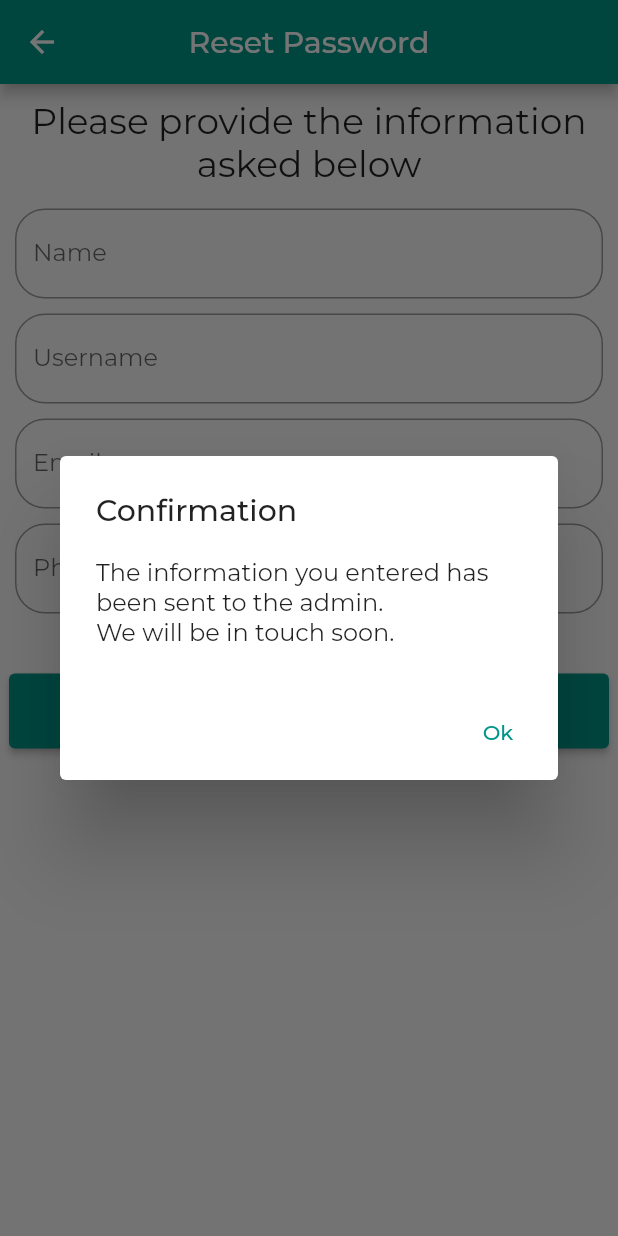
After one commit to b-codex/balemoya-frontend, a Flutter app: the ResetPassword screen opened by its route, after a tap on "Submit", on a phone screen of 412 x 824 dp. The commit adds this screen. Run offline on Flutter 3.47's test engine with Material 2 defaults, Android fonts, the phone set to English and light mode, and no system bars; our stand-ins replace file_picker, google_fonts, image_picker, introduction_screen.

Commit message:
reset password screen done

```diff
--- a/lib/account/profile/screens/profile_screen.dart
+++ b/lib/account/profile/screens/profile_screen.dart
@@ -25,30 +25,45 @@ PreferredSizeWidget _appBar(context) {
         itemBuilder: (context) {
           return <PopupMenuEntry>[
             PopupMenuItem(
-              child: TextButton(
-                onPressed: () {},
+              value: 'Change Profile Picture',
               child: Text(
                 'Change Profile Picture',
                 style: TextStyle(color: Colors.black),
               ),
             ),
-            ),
             PopupMenuItem(
-              child: TextButton(
-                onPressed: () {},
+              value: 'Resume Builder',
               child: Text(
                 'Resume Builder',
                 style: TextStyle(color: Colors.black),
               ),
             ),
+            PopupMenuItem(
+              value: 'Reset Password',
+              child: Text(
+                'Reset Password',
+                style: TextStyle(color: Colors.black),
+              ),
             ),
             PopupMenuItem(
-              child: TextButton(
-                onPressed: () {
+              value: 'Delete Account',
+              child: Text(
+                'Delete Account',
+                style: TextStyle(color: Colors.red),
+              ),
+            ),
+          ];
+        },
+        onSelected: (clicked) {
+          if (clicked == 'Change Profile Picture') {}
+          if (clicked == 'Resume Builder') {}
+          if (clicked == 'Reset Password') {
+            Navigator.of(context).pushNamed('/reset_password');
+          }
+          if (clicked == 'Delete Account') {
             var _alertDialog = AlertDialog(
               title: Text('Confirm'),
-                    content:
-                        Text('Are you sure you want to delete your account?'),
+              content: Text('Are you sure you want to delete your account?'),
               actions: [
                 TextButton(
                   onPressed: () {},
@@ -71,14 +86,7 @@ PreferredSizeWidget _appBar(context) {
                 return _alertDialog;
               },
             );
-                },
-                child: Text(
-                  'Delete Account',
-                  style: TextStyle(color: Colors.red),
-                ),
-              ),
-            ),
-          ];
+          }
         },
       ),
     ],
--- /dev/null
+++ b/lib/account/reset_password/screens/reset_password.dart
@@ -0,0 +1,173 @@
+import 'package:flutter/material.dart';
+
+class ResetPassword extends StatelessWidget {
+  const ResetPassword({Key? key}) : super(key: key);
+  static const routeName = '/reset_password';
+
+  @override
+  Widget build(BuildContext context) {
+    return Scaffold(
+      appBar: _appBar(),
+      body: _body(context),
+    );
+  }
+}
+
+PreferredSizeWidget _appBar() {
+  return AppBar(
+    title: Text("Reset Password"),
+    centerTitle: true,
+  );
+}
+
+Widget _body(context) {
+  final GlobalKey<FormState> _formKey = GlobalKey<FormState>();
+  var _nameController = TextEditingController();
+  var _usernameController = TextEditingController();
+  var _emailController = TextEditingController();
+  var _phoneController = TextEditingController();
+
+  return SingleChildScrollView(
+    child: Form(
+      key: _formKey,
+      child: Column(
+        mainAxisAlignment: MainAxisAlignment.start,
+        children: [
+          Row(
+            mainAxisAlignment: MainAxisAlignment.center,
+            children: [
+              Expanded(
+                child: Container(
+                  margin: EdgeInsets.symmetric(
+                    horizontal: 15,
+                    vertical: 10,
+                  ),
+                  child: Text(
+                    'Please provide the information asked below',
+                    overflow: TextOverflow.visible,
+                    maxLines: null,
+                    textAlign: TextAlign.center,
+                    style: TextStyle(
+                      fontSize: 24,
+                    ),
+                  ),
+                ),
+              )
+            ],
+          ),
+          _name(_nameController),
+          _username(_usernameController),
+          _email(_emailController),
+          _phone(_phoneController),
+          _submitButton(context),
+        ],
+      ),
+    ),
+  );
+}
+
+Widget _name(_nameController) {
+  return Container(
+    margin: EdgeInsets.symmetric(
+      vertical: 5,
+      horizontal: 10,
+    ),
+    child: _formField(
+      _nameController,
+      "Name",
+    ),
+  );
+}
+
+Widget _username(_usernameController) {
+  return Container(
+    margin: EdgeInsets.symmetric(
+      vertical: 5,
+      horizontal: 10,
+    ),
+    child: _formField(
+      _usernameController,
+      "Username",
+    ),
+  );
+}
+
+Widget _email(_emailController) {
+  return Container(
+    margin: EdgeInsets.symmetric(
+      vertical: 5,
+      horizontal: 10,
+    ),
+    child: _formField(
+      _emailController,
+      "Email",
+    ),
+  );
+}
+
+Widget _phone(_phoneController) {
+  return Container(
+    margin: EdgeInsets.symmetric(
+      vertical: 5,
+      horizontal: 10,
+    ),
+    child: _formField(
+      _phoneController,
+      "Phone Number",
+    ),
+  );
+}
+
+Widget _submitButton(context) {
+  return Container(
+    margin: EdgeInsets.only(
+      top: 35,
+    ),
+    child: ElevatedButton(
+      onPressed: () {
+        var _alertDialog = AlertDialog(
+          title: Text('Confirmation'),
+          content: Text('The information you entered has been sent to the admin.\nWe will be in touch soon.'),
+          actions: [
+            TextButton(
+              onPressed: () {
+                Navigator.of(context).pushReplacementNamed('/login');
+              },
+              child: Text('Ok'),
+            ),
+          ],
+        );
+        showDialog(
+          context: context,
+          builder: (BuildContext ctx) {
+            return _alertDialog;
+          },
+        );
+      },
+      child: Text("Submit"),
+      style: ElevatedButton.styleFrom(
+        fixedSize: const Size(400, 50),
+      ),
+    ),
+  );
+}
+
+Widget _formField(_controller, _formLabel) {
+  return TextFormField(
+    controller: _controller,
+    decoration: InputDecoration(
+      label: Text("$_formLabel"),
+      // prefixIcon: _prefixIcon,
+      border: OutlineInputBorder(
+        borderRadius: BorderRadius.circular(20),
+      ),
+    ),
+    validator: (value) {
+      if (value!.isEmpty) {
+        return 'Field can\'t be empty.';
+      } else {
+        return null;
+      }
+    },
+  );
+}
--- a/lib/auth/login/screens/login_screen.dart
+++ b/lib/auth/login/screens/login_screen.dart
@@ -38,6 +38,7 @@ class LoginScreen extends StatelessWidget {
                   style: ButtonStyle(),
                 ),
                 _dontHaveAnAccountButton(context),
+                _resetAccountButton(context),
               ],
             ),
           ),
@@ -100,12 +101,27 @@ Widget _password(_passwordController) {
 
 Widget _dontHaveAnAccountButton(context) {
   return Container(
-    margin: EdgeInsets.all(7),
+    margin: EdgeInsets.only(
+      top: 7,
+    ),
     padding: EdgeInsets.all(3),
     child: TextButton(
       onPressed: () => Navigator.pushNamed(context, '/register'),
       child: Text(
         'Don\'t Have An Account?',
+      ),
+    ),
+  );
+}
+
+Widget _resetAccountButton(context) {
+  return Container(
+    // margin: EdgeInsets.all(7),
+    padding: EdgeInsets.all(3),
+    child: TextButton(
+      onPressed: () => Navigator.pushNamed(context, '/reset_password'),
+      child: Text(
+        'Forgot Password?',
       ),
     ),
   );
--- a/lib/auth/register/screens/register_screen.dart
+++ b/lib/auth/register/screens/register_screen.dart
@@ -2,7 +2,7 @@ import 'package:flutter/material.dart';
 
 class RegisterScreen extends StatelessWidget {
   const RegisterScreen({Key? key}) : super(key: key);
-  static const routeName = 'register';
+  static const routeName = '/register';
 
   @override
   Widget build(BuildContext context) {
--- a/lib/main.dart
+++ b/lib/main.dart
@@ -1,4 +1,5 @@
 import 'package:balemoya/account/profile/screens/profile_screen.dart';
+import 'package:balemoya/account/reset_password/screens/reset_password.dart';
 import 'package:balemoya/auth/login/screens/login_screen.dart';
 import 'package:balemoya/auth/register/screens/register_screen.dart';
 import 'package:balemoya/intro_screen.dart';
@@ -33,6 +34,7 @@ class MyApp extends StatelessWidget {
         '/job_detail': (context) => const JobDetail(),
         '/create_job_post': (context) => const CreateJobPost(),
         '/profile_screen': (context) => const ProfileScreen(),
+        '/reset_password': (context) => const ResetPassword(),
       },
     );
   }
```
Lines whose indentation alone changed are shown as unchanged.
